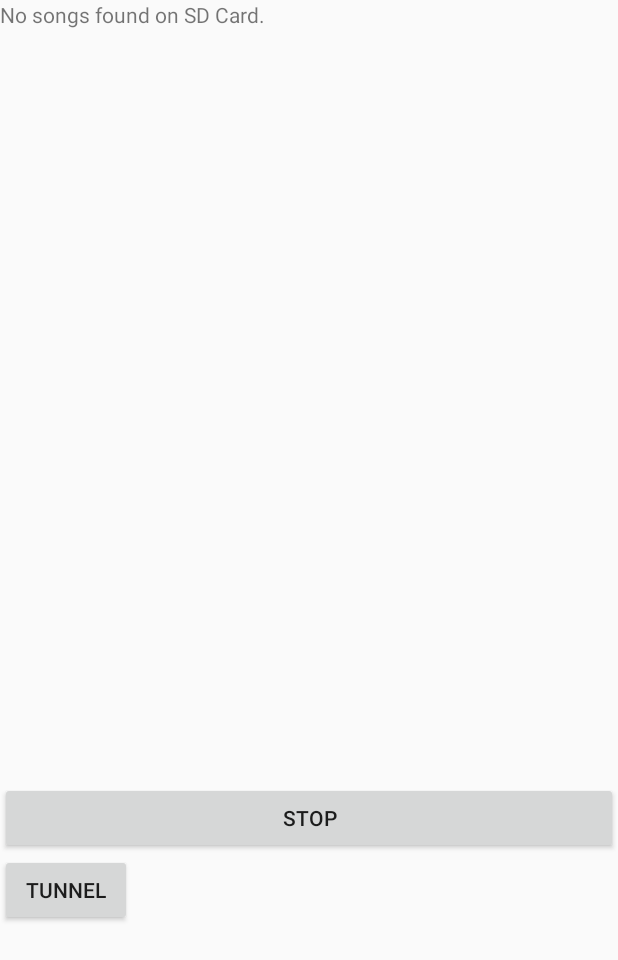
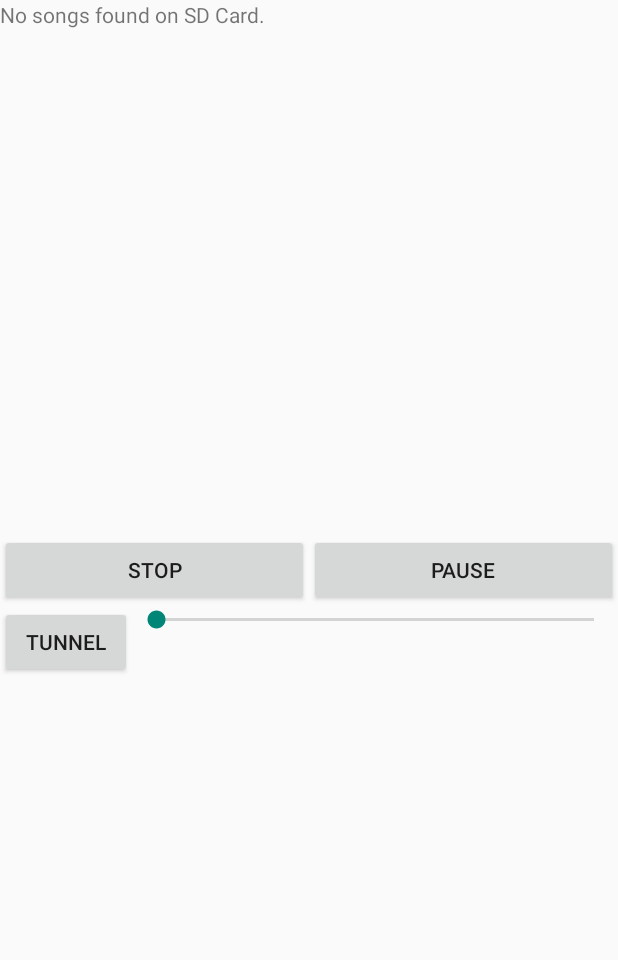
Before and after one commit to mustafiz012/Musician, an Android app: the screen it shows after launch (MainActivity), on a phone screen of 412 x 824 dp. Shown: the top 960 px of the screen. Run offline under Robolectric (Android 15) with nearby library versions, the light colour scheme and no system bars; 2 statements that could not run were skipped.

Commit message:
Play, Pause, Stop working properly

```diff
--- a/app/build.gradle
+++ b/app/build.gradle
@@ -22,4 +22,5 @@ android {
 dependencies {
     compile fileTree(dir: 'libs', include: ['*.jar'])
     compile 'com.android.support:appcompat-v7:21.0.3'
+    compile 'com.android.support:support-v4:21.0.3'
 }
--- a/app/src/main/AndroidManifest.xml
+++ b/app/src/main/AndroidManifest.xml
@@ -22,6 +22,12 @@
                 <category android:name="android.intent.category.LAUNCHER" />
             </intent-filter>
         </activity>
+        <activity
+            android:name=".NowPlaying"
+            android:configChanges="orientation|keyboardHidden|screenSize"
+            android:label="@string/title_activity_now_playing"
+            android:theme="@style/FullscreenTheme" >
+        </activity>
     </application>
 
 </manifest>
--- a/app/src/main/java/musician/kuet/musta/MainActivity.java
+++ b/app/src/main/java/musician/kuet/musta/MainActivity.java
@@ -14,6 +14,7 @@ import android.view.View;
 import android.widget.ArrayAdapter;
 import android.widget.Button;
 import android.widget.ListView;
+import android.widget.SeekBar;
 import android.widget.Toast;
 
 import java.io.File;
@@ -27,21 +28,23 @@ class Mp3Filter implements FilenameFilter {
 	public boolean accept(File dir, String name){
 		//return (name.endsWith(".mp3") || name.endsWith(".wma"));
 
-		if (name.endsWith(".mp3") || name.endsWith(".wma") || name.endsWith(".wav") || name.endsWith(".m4a") || name.endsWith(".amr") || name.endsWith(".flac") || name.endsWith(".m4p"))
+		if (name.endsWith(".mp3") || name.endsWith(".wma") || name.endsWith(".wav") || name.endsWith(".m4a")
+					|| name.endsWith(".amr") || name.endsWith(".flac") || name.endsWith(".m4p"))
 			return true;
 		else
 			return false;
 	}
 }
 
-
 public class MainActivity extends ListActivity {
 	//private static final String MEDIA_PATH = new String(Environment.getExternalStorageDirectory().getPath());
-	private static final String MEDIA_PATH = new String("/sdcard/musics/");
+	private static final String MEDIA_PATH = new String("/sdcard/music/");
 	private List<String> songs = new ArrayList<String>();
 	private MediaPlayer player = new MediaPlayer();
 	private int currentPosition = 0;
-	Button seek;
+	Button seek, pause;
+	SeekBar seekBar;
+	int lenOfCurrentSong, mediaPos, mediaMax;
 	@Override
 	protected void onCreate(Bundle savedInstanceState) {
 			super.onCreate(savedInstanceState);
@@ -49,10 +52,47 @@ public class MainActivity extends ListActivity {
 			updateSongList();
 		final Button stop = (Button) findViewById(R.id.stop);
 		seek = (Button) findViewById(R.id.seek);
+		pause = (Button) findViewById(R.id.pause);
+		seekBar = (SeekBar) findViewById(R.id.seekBar);
+		mediaPos = player.getCurrentPosition();
+		mediaMax = player.getDuration();
+		seekBar.setMax(mediaMax);
+		seekBar.setProgress(mediaPos);
+
 		stop.setOnClickListener(new View.OnClickListener() {
 			@Override
 			public void onClick(View v) {
-				player.pause();
+				player.reset();
+				if (player.isPlaying() == false)
+				{
+					pause.setText("Play");
+					Toast.makeText(MainActivity.this, songs.get(currentPosition)+" is Stopped", Toast.LENGTH_SHORT).show();
+				}
+			}
+		});
+		pause.setOnClickListener(new View.OnClickListener() {
+			int counter = 1;
+			@Override
+			public void onClick(View v) {
+				if(counter % 2 == 1){
+					player.pause();
+					if (player.isPlaying() == false)
+					{
+						pause.setText("Play");
+						Toast.makeText(MainActivity.this, songs.get(currentPosition)+" is Paused", Toast.LENGTH_SHORT).show();
+					}
+					lenOfCurrentSong = player.getCurrentPosition();
+				}
+				else{
+					player.seekTo(lenOfCurrentSong);
+					player.start();
+					if (player.isPlaying() == true)
+					{
+						pause.setText("Pause");
+						Toast.makeText(MainActivity.this, songs.get(currentPosition)+" is resumed", Toast.LENGTH_LONG).show();
+					}
+				}
+				counter++;
 			}
 		});
 	}
@@ -81,6 +121,10 @@ public class MainActivity extends ListActivity {
 			player.setDataSource(songPath);
 			player.prepare();
 			player.start();
+			if (player.isPlaying() == true){
+				pause.setText("Pause");
+				Toast.makeText(MainActivity.this, songs.get(currentPosition)+" is Playing", Toast.LENGTH_SHORT).show();
+			}
 			seek.setOnClickListener(new View.OnClickListener() {
 				@Override
 				public void onClick(View v) {
--- a/app/src/main/res/layout/song_items.xml
+++ b/app/src/main/res/layout/song_items.xml
@@ -1,6 +1,6 @@
 <?xml version="1.0" encoding="utf-8"?>
     <TextView android:id="@+id/text1"
               xmlns:android="http://schemas.android.com/apk/res/android"
-              android:layout_width="wrap_content"
+              android:layout_width="fill_parent"
               android:background="@drawable/custom_bg_2"
               android:layout_height="wrap_content"/>
--- a/app/src/main/res/layout/songslist.xml
+++ b/app/src/main/res/layout/songslist.xml
@@ -12,15 +12,36 @@
 
     <TextView android:id="@id/android:empty"
               android:layout_width="fill_parent"
-              android:layout_height="521dp"
+              android:layout_height="356dp"
               android:text="No songs found on SD Card."/>
-    <Button android:layout_width="fill_parent"
+    <LinearLayout android:layout_width="fill_parent"
+                  android:weightSum="100"
+                  android:layout_height="wrap_content">
+        <Button android:layout_width="wrap_content"
                 android:id="@+id/stop"
+                android:layout_weight="50"
                 android:text="Stop"
                 android:layout_height="wrap_content"/>
         <Button android:layout_width="wrap_content"
+                android:id="@+id/pause"
+                android:text="Pause"
+                android:layout_weight="50"
+                android:layout_height="wrap_content"/>
+    </LinearLayout>
+    <LinearLayout android:layout_width="fill_parent"
+                  android:weightSum="100"
+                  android:layout_height="wrap_content">
+        <Button android:layout_width="wrap_content"
                 xmlns:android="http://schemas.android.com/apk/res/android"
                 android:id="@+id/seek"
+                android:layout_weight="0"
                 android:text="Tunnel"
                 android:layout_height="wrap_content"/>
+        <SeekBar
+            android:layout_width="match_parent"
+            android:layout_height="wrap_content"
+            android:id="@+id/seekBar"
+            android:layout_gravity="center_horizontal"
+            />
     </LinearLayout>
+</LinearLayout>
--- /dev/null
+++ b/app/src/main/res/values/colors.xml
@@ -0,0 +1,5 @@
+<resources>
+
+    <color name="black_overlay">#66000000</color>
+
+</resources>
--- a/app/src/main/res/values/strings.xml
+++ b/app/src/main/res/values/strings.xml
@@ -4,4 +4,8 @@
     <string name="hello_world">Hello world!</string>
     <string name="action_settings">Settings</string>
     <string name="title_activity_test">TestActivity</string>
+
+    <string name="title_activity_now_playing">NowPlaying</string>
+    <string name="dummy_button">Dummy Button</string>
+    <string name="dummy_content">DUMMY\nCONTENT</string>
 </resources>
--- a/app/src/main/res/values/styles.xml
+++ b/app/src/main/res/values/styles.xml
@@ -5,4 +5,16 @@
         <!-- Customize your theme here. -->
     </style>
 
+    <style name="FullscreenTheme" parent="AppTheme">
+        <item name="android:actionBarStyle">@style/FullscreenActionBarStyle</item>
+        <item name="android:windowActionBarOverlay">true</item>
+        <item name="android:windowBackground">@null</item>
+        <item name="metaButtonBarStyle">?android:attr/buttonBarStyle</item>
+        <item name="metaButtonBarButtonStyle">?android:attr/buttonBarButtonStyle</item>
+    </style>
+
+    <style name="FullscreenActionBarStyle" parent="Widget.AppCompat.ActionBar">
+        <item name="android:background">@color/black_overlay</item>
+    </style>
+
 </resources>
```
Also changed, not shown: app/src/main/java/musician/kuet/musta/NowPlaying.java (added, +168 -0 lines), app/src/main/res/layout/activity_now_playing.xml (added, +46 -0 lines), app/src/main/res/values/attrs.xml (added, +12 -0 lines). Lines whose indentation alone changed are shown as unchanged.
